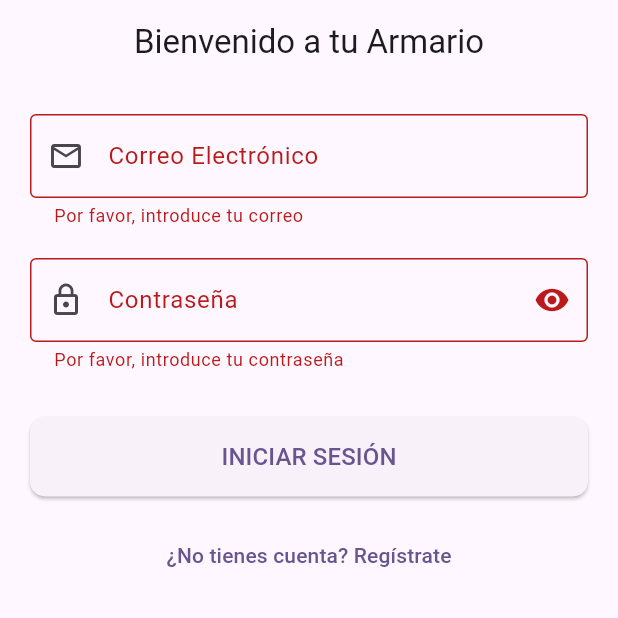
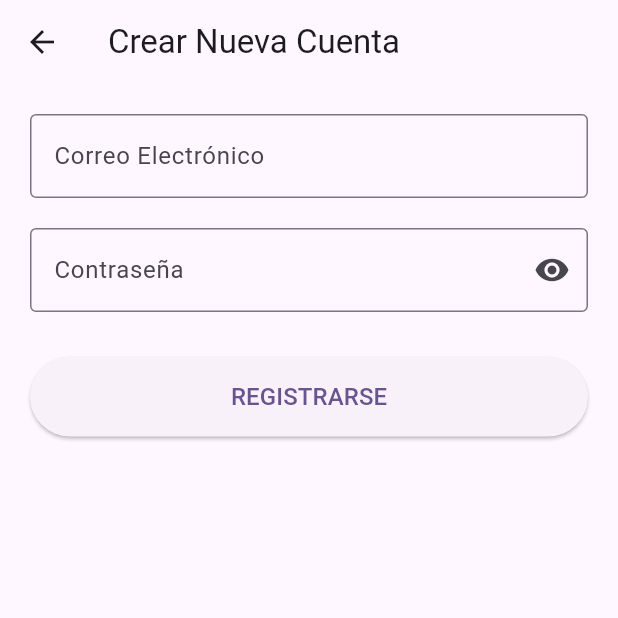
Before and after one commit to aleramiirez/Armario-Virtual, a Flutter app: the screen it shows after launch, after a tap on "INICIAR SESIÓN", after a tap on "¿No tienes cuenta? Regístrate", on a phone screen of 412 x 824 dp, the top half of it. Run offline on Flutter 3.47's test engine with Material 3 defaults, Android fonts, the phone set to English and light mode, and no system bars; our stand-ins replace cloud_firestore, firebase_auth, firebase_core, firebase_storage, image_picker; accounts and stored records are empty.

Commit message:
esqueleto base

```diff
--- a/lib/main.dart
+++ b/lib/main.dart
@@ -1,7 +1,13 @@
 import 'package:flutter/material.dart';
-import 'package:armario_virtual/screens/login/login_screen.dart';
+import 'package:firebase_core/firebase_core.dart';
+import 'firebase_options.dart';
+import 'package:armario_virtual/widgets/auth_gate.dart';
 
-void main() {
+Future<void> main() async {
+  WidgetsFlutterBinding.ensureInitialized();
+  await Firebase.initializeApp(
+    options: DefaultFirebaseOptions.currentPlatform,
+  );
   runApp(const MyApp());
 }
 
@@ -16,8 +22,8 @@ class MyApp extends StatelessWidget {
         colorScheme: ColorScheme.fromSeed(seedColor: Colors.deepPurple),
         useMaterial3: true,
       ),
-      debugShowCheckedModeBanner: false, // Quita la banda de "Debug"
-      home: const LoginScreen(), // ¡Aquí establecemos nuestra pantalla de login!
+      debugShowCheckedModeBanner: false,
+      home: const AuthGate(),
     );
   }
 }
--- a/lib/screens/login/widgets/login_form.dart
+++ b/lib/screens/login/widgets/login_form.dart
@@ -1,4 +1,6 @@
 import 'package:flutter/material.dart';
+import 'package:firebase_auth/firebase_auth.dart';
+import 'package:armario_virtual/screens/registration/registration_screen.dart';
 
 class LoginForm extends StatefulWidget {
   const LoginForm({super.key});
@@ -9,14 +11,11 @@ class LoginForm extends StatefulWidget {
 
 class _LoginFormState extends State<LoginForm> {
   final _formKey = GlobalKey<FormState>();
-
-  // 1. Creamos los controladores
   final _emailController = TextEditingController();
   final _passwordController = TextEditingController();
+  bool _isPasswordVisible = false;
+  bool _isLoading = false; // Añadido para gestionar el estado de carga
 
-  bool _isPasswordVisible = false;
-
-  // 2. No olvides liberarlos cuando el widget se destruya
   @override
   void dispose() {
     _emailController.dispose();
@@ -24,17 +23,61 @@ class _LoginFormState extends State<LoginForm> {
     super.dispose();
   }
 
-  void _submitForm() {
-    // Primero, validamos el formulario
+  Future<void> _submitForm() async {
     final isValid = _formKey.currentState?.validate() ?? false;
+    if (!isValid) return;
 
-    if (isValid) {
-      // Si el formulario es válido, aquí irá la lógica de Firebase
+    setState(() {
+      _isLoading = true;
+    });
+
+    try {
       final email = _emailController.text;
       final password = _passwordController.text;
-      print('Email: $email');
-      print('Contraseña: $password');
-      // Por ahora, solo imprimimos los valores en la consola
+
+      await FirebaseAuth.instance
+          .signInWithEmailAndPassword(email: email, password: password);
+      // La navegación a HomeScreen ya es manejada por AuthGate, así que no se necesita nada aquí.
+
+    } on FirebaseAuthException catch (e) {
+      String errorMessage = 'Ocurrió un error';
+      if (e.code == 'user-not-found') {
+        errorMessage = 'No se encontró un usuario con ese correo.';
+      } else if (e.code == 'wrong-password') {
+        errorMessage = 'La contraseña es incorrecta.';
+      } else if (e.code == 'invalid-credential' || e.code == 'invalid-email') {
+        errorMessage = 'Las credenciales no son válidas.';
+      }
+
+      if (mounted) {
+        ScaffoldMessenger.of(context).showSnackBar(
+          SnackBar(
+            content: Text(errorMessage),
+            backgroundColor: Colors.red,
+            behavior: SnackBarBehavior.floating,
+            shape: RoundedRectangleBorder(borderRadius: BorderRadius.circular(20)),
+            margin: const EdgeInsets.symmetric(horizontal: 20, vertical: 10),
+          ),
+        );
+      }
+    } catch (e) {
+      if (mounted) {
+        ScaffoldMessenger.of(context).showSnackBar(
+          SnackBar(
+            content: const Text('Ocurrió un error inesperado.'),
+            backgroundColor: Colors.red,
+            behavior: SnackBarBehavior.floating,
+            shape: RoundedRectangleBorder(borderRadius: BorderRadius.circular(20)),
+            margin: const EdgeInsets.symmetric(horizontal: 20, vertical: 10),
+          ),
+        );
+      }
+    } finally {
+      if (mounted) {
+        setState(() {
+          _isLoading = false;
+        });
+      }
     }
   }
 
@@ -56,44 +99,36 @@ class _LoginFormState extends State<LoginForm> {
             ),
             keyboardType: TextInputType.emailAddress,
             validator: (value) {
-              if (value == null || value.trim().isEmpty) {
-                return 'Por favor, introduce tu correo';
-              }
-              // Simple validación de email
-              if (!RegExp(r'\S+@\S+\.\S+').hasMatch(value)) {
+              if (value == null || !RegExp(r'\S+@\S+\.\S+').hasMatch(value)) {
                 return 'Por favor, introduce un correo válido';
               }
-              return null; // El valor es correcto
+              return null;
             },
           ),
           const SizedBox(height: 20),
           TextFormField(
             controller: _passwordController,
+            obscureText: !_isPasswordVisible,
             decoration: InputDecoration(
               labelText: 'Contraseña',
-              prefixIcon: Icon(Icons.lock_outline),
-              border: OutlineInputBorder(),
+              prefixIcon: const Icon(Icons.lock_outline),
+              border: const OutlineInputBorder(),
               suffixIcon: IconButton(
                 icon: Icon(
                   _isPasswordVisible ? Icons.visibility_off : Icons.visibility,
                 ),
                 onPressed: () {
-                  // setState actualiza la UI al cambiar la variable
                   setState(() {
                     _isPasswordVisible = !_isPasswordVisible;
                   });
                 },
               ),
             ),
-            obscureText: true,
             validator: (value) {
-              if (value == null || value.isEmpty) {
-                return 'Por favor, introduce tu contraseña';
-              }
-              if (value.length < 6) {
+              if (value == null || value.length < 6) {
                 return 'La contraseña debe tener al menos 6 caracteres';
               }
-              return null; // El valor es correcto
+              return null;
             },
           ),
           const SizedBox(height: 30),
@@ -104,12 +139,18 @@ class _LoginFormState extends State<LoginForm> {
                 borderRadius: BorderRadius.circular(10),
               ),
             ),
-            onPressed: _submitForm,
-            child: const Text('INICIAR SESIÓN', style: TextStyle(fontSize: 16)),
+            onPressed: _isLoading ? null : _submitForm,
+            child: _isLoading
+                ? const CircularProgressIndicator(color: Colors.white)
+                : const Text('INICIAR SESIÓN', style: TextStyle(fontSize: 16)),
           ),
           const SizedBox(height: 15),
           TextButton(
-            onPressed: () {},
+            onPressed: () {
+              Navigator.of(context).push(
+                MaterialPageRoute(builder: (ctx) => const RegistrationScreen()),
+              );
+            },
             child: const Text('¿No tienes cuenta? Regístrate'),
           ),
         ],
--- /dev/null
+++ b/lib/screens/registration/registration_screen.dart
@@ -0,0 +1,21 @@
+import 'package:flutter/material.dart';
+import 'widgets/registration_form.dart';
+
+class RegistrationScreen extends StatelessWidget {
+  const RegistrationScreen({super.key});
+
+  @override
+  Widget build(BuildContext context) {
+    return Scaffold(
+      appBar: AppBar(
+        title: const Text('Crear Nueva Cuenta'),
+      ),
+      body: const SingleChildScrollView(
+        child: Padding(
+          padding: EdgeInsets.all(20.0),
+          child: RegistrationForm(),
+        ),
+      ),
+    );
+  }
+}
--- /dev/null
+++ b/lib/screens/registration/widgets/registration_form.dart
@@ -0,0 +1,126 @@
+import 'package:flutter/material.dart';
+import 'package:firebase_auth/firebase_auth.dart';
+
+class RegistrationForm extends StatefulWidget {
+  const RegistrationForm({super.key});
+
+  @override
+  State<RegistrationForm> createState() => _RegistrationFormState();
+}
+
+class _RegistrationFormState extends State<RegistrationForm> {
+  final _formKey = GlobalKey<FormState>();
+  final _emailController = TextEditingController();
+  final _passwordController = TextEditingController();
+  bool _isPasswordVisible = false;
+  bool _isLoading = false; // Añadido para gestionar la carga
+
+  @override
+  void dispose() {
+    _emailController.dispose();
+    _passwordController.dispose();
+    super.dispose();
+  }
+
+  Future<void> _submitForm() async {
+    final isValid = _formKey.currentState?.validate() ?? false;
+    if (!isValid) return;
+
+    setState(() {
+      _isLoading = true;
+    });
+
+    try {
+      await FirebaseAuth.instance.createUserWithEmailAndPassword(
+        email: _emailController.text,
+        password: _passwordController.text,
+      );
+
+      if (mounted) {
+        ScaffoldMessenger.of(context).showSnackBar(
+          SnackBar(
+            content: const Text('¡Registro exitoso! Ya puedes iniciar sesión.'),
+            backgroundColor: Colors.green,
+            behavior: SnackBarBehavior.floating,
+            shape: RoundedRectangleBorder(borderRadius: BorderRadius.circular(20)),
+            margin: const EdgeInsets.symmetric(horizontal: 20, vertical: 10),
+          ),
+        );
+        Navigator.of(context).pop();
+      }
+
+    } on FirebaseAuthException catch (e) {
+      String errorMessage = 'Ocurrió un error en el registro.';
+      if (e.code == 'weak-password') {
+        errorMessage = 'La contraseña es demasiado débil.';
+      } else if (e.code == 'email-already-in-use') {
+        errorMessage = 'Ya existe una cuenta con este correo.';
+      }
+
+      if (mounted) {
+        ScaffoldMessenger.of(context).showSnackBar(
+          SnackBar(
+            content: Text(errorMessage),
+            backgroundColor: Theme.of(context).colorScheme.error,
+            behavior: SnackBarBehavior.floating,
+            shape: RoundedRectangleBorder(borderRadius: BorderRadius.circular(20)),
+            margin: const EdgeInsets.symmetric(horizontal: 20, vertical: 10),
+          ),
+        );
+      }
+    } finally {
+      if(mounted) {
+        setState(() {
+          _isLoading = false;
+        });
+      }
+    }
+  }
+
+  @override
+  Widget build(BuildContext context) {
+    return Form(
+      key: _formKey,
+      autovalidateMode: AutovalidateMode.onUserInteraction,
+      child: Column(
+        crossAxisAlignment: CrossAxisAlignment.stretch,
+        children: [
+          TextFormField(
+            controller: _emailController,
+            decoration: const InputDecoration(labelText: 'Correo Electrónico', border: OutlineInputBorder()),
+            keyboardType: TextInputType.emailAddress,
+            validator: (value) {
+              if (value == null || !value.contains('@')) return 'Introduce un correo válido.';
+              return null;
+            },
+          ),
+          const SizedBox(height: 20),
+          TextFormField(
+            controller: _passwordController,
+            obscureText: !_isPasswordVisible,
+            decoration: InputDecoration(
+              labelText: 'Contraseña',
+              border: const OutlineInputBorder(),
+              suffixIcon: IconButton(
+                icon: Icon(_isPasswordVisible ? Icons.visibility_off : Icons.visibility),
+                onPressed: () => setState(() => _isPasswordVisible = !_isPasswordVisible),
+              ),
+            ),
+            validator: (value) {
+              if (value == null || value.length < 6) return 'La contraseña debe tener al menos 6 caracteres.';
+              return null;
+            },
+          ),
+          const SizedBox(height: 30),
+          ElevatedButton(
+            onPressed: _isLoading ? null : _submitForm,
+            style: ElevatedButton.styleFrom(padding: const EdgeInsets.symmetric(vertical: 15)),
+            child: _isLoading
+                ? const CircularProgressIndicator(color: Colors.white)
+                : const Text('REGISTRARSE', style: TextStyle(fontSize: 16)),
+          ),
+        ],
+      ),
+    );
+  }
+}
--- /dev/null
+++ b/lib/widgets/auth_gate.dart
@@ -0,0 +1,23 @@
+import 'package:flutter/material.dart';
+import 'package:firebase_auth/firebase_auth.dart';
+import 'package:armario_virtual/screens/home/home_screen.dart';
+import 'package:armario_virtual/screens/login/login_screen.dart';
+
+class AuthGate extends StatelessWidget {
+  const AuthGate({super.key});
+
+  @override
+  Widget build(BuildContext context) {
+    return StreamBuilder<User?>(
+      stream: FirebaseAuth.instance.authStateChanges(),
+      builder: (context, snapshot) {
+
+        if (!snapshot.hasData) {
+          return const LoginScreen();
+        }
+
+        return const HomeScreen();
+      },
+    );
+  }
+}
--- a/pubspec.yaml
+++ b/pubspec.yaml
@@ -34,6 +34,12 @@ dependencies:
   # The following adds the Cupertino Icons font to your application.
   # Use with the CupertinoIcons class for iOS style icons.
   cupertino_icons: ^1.0.8
+  firebase_core: ^4.1.0
+  firebase_auth: ^6.0.2
+  cloud_firestore: ^6.0.1
+  firebase_storage: ^13.0.1
+  image_picker: ^1.2.0
+  image: ^4.5.4
 
 dev_dependencies:
   flutter_test:
```
Also changed, not shown: lib/screens/add_garment/add_garment_screen.dart (added, +21 -0 lines), lib/screens/add_garment/widgets/add_garment_form.dart (added, +186 -0 lines), lib/screens/home/home_screen.dart (added, +112 -0 lines), firebase.json (added), lib/firebase_options.dart (added), pubspec.lock, 9 other files.
